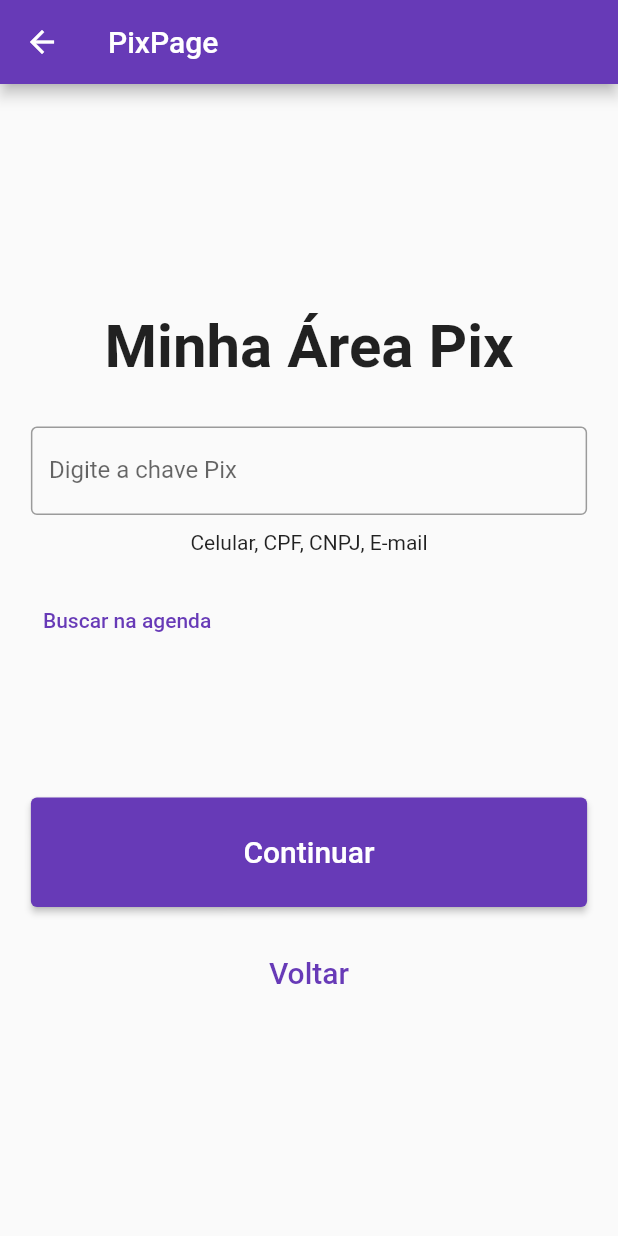
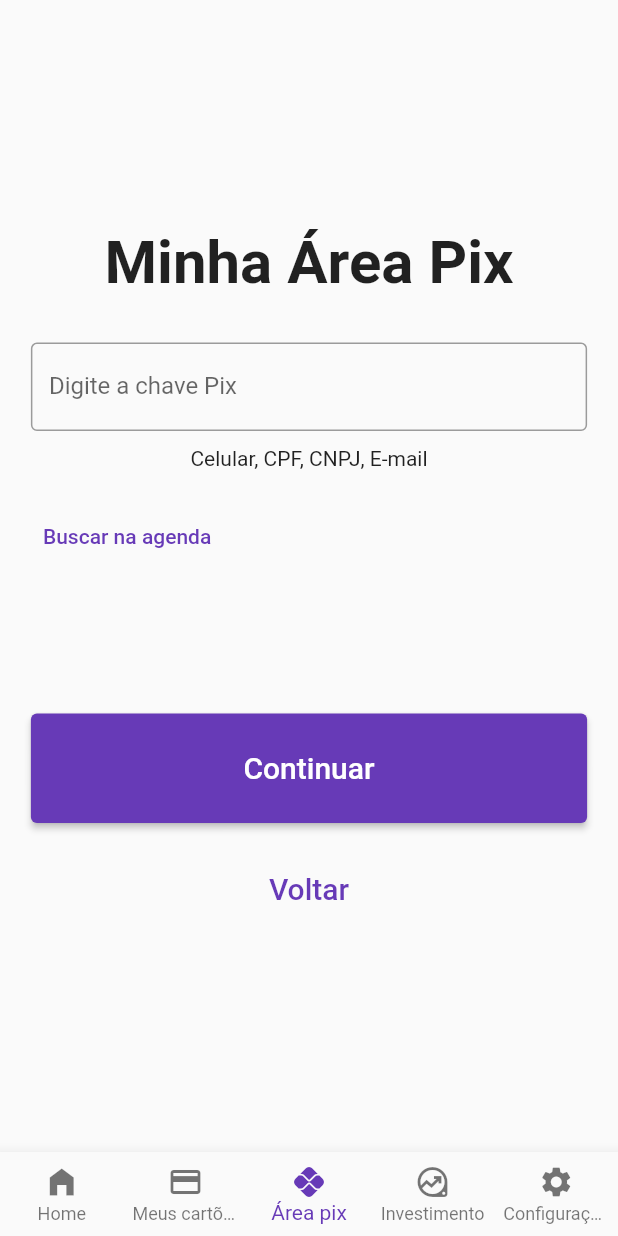
Before and after one commit to mechztcc/digibank, a Flutter app: the PixPage screen opened by its route, on a phone screen of 412 x 824 dp. Run offline on Flutter 3.47's test engine with Material 2 defaults, Android fonts, the phone set to English and light mode, and no system bars; our stand-ins replace flutter_modular; missing offline and left inert: dart:ffi.

Commit message:
feat: added bottom_bar_widget

```diff
--- /dev/null
+++ b/lib/app/core/components/bottom_bar_widget.dart
@@ -0,0 +1,53 @@
+import 'dart:ffi';
+
+import 'package:flutter/material.dart';
+import 'package:flutter_modular/flutter_modular.dart';
+
+class BottomBarWidget extends StatelessWidget {
+  final String title;
+  final int index;
+  const BottomBarWidget({
+    Key? key,
+    this.title = "BottomBarWidget",
+    required this.index,
+  }) : super(key: key);
+
+  @override
+  Widget build(BuildContext context) {
+    return BottomNavigationBar(
+      onTap: (index) {
+        if (index == 0) {
+          Modular.to.navigate('/home');
+        }
+
+        if (index == 2) {
+          Modular.to.navigate('/pix/create');
+        }
+      },
+      type: BottomNavigationBarType.fixed,
+      currentIndex: index,
+      items: const <BottomNavigationBarItem>[
+        BottomNavigationBarItem(
+          icon: Icon(Icons.home_filled),
+          label: 'Home',
+        ),
+        BottomNavigationBarItem(
+          icon: Icon(Icons.credit_card),
+          label: 'Meus cartões',
+        ),
+        BottomNavigationBarItem(
+          icon: Icon(Icons.pix),
+          label: 'Área pix',
+        ),
+        BottomNavigationBarItem(
+          icon: Icon(Icons.data_exploration_outlined),
+          label: 'Investimento',
+        ),
+        BottomNavigationBarItem(
+          icon: Icon(Icons.settings),
+          label: 'Configurações',
+        ),
+      ],
+    );
+  }
+}
--- a/lib/app/modules/pix/pages/pix_page.dart
+++ b/lib/app/modules/pix/pages/pix_page.dart
@@ -1,3 +1,4 @@
+import 'package:digibank/app/core/components/bottom_bar_widget.dart';
 import 'package:flutter/material.dart';
 import 'package:flutter_modular/flutter_modular.dart';
 
@@ -14,9 +15,7 @@
     final Size size = MediaQuery.of(context).size;
 
     return Scaffold(
-      appBar: AppBar(
-        title: Text(widget.title),
-      ),
+      bottomNavigationBar: BottomBarWidget(index: 2),
       body: Column(
         mainAxisAlignment: MainAxisAlignment.center,
         children: [
```
Also changed, not shown: lib/app/modules/home/pages/home_page.dart (+2 -30 lines), 1 other file.
